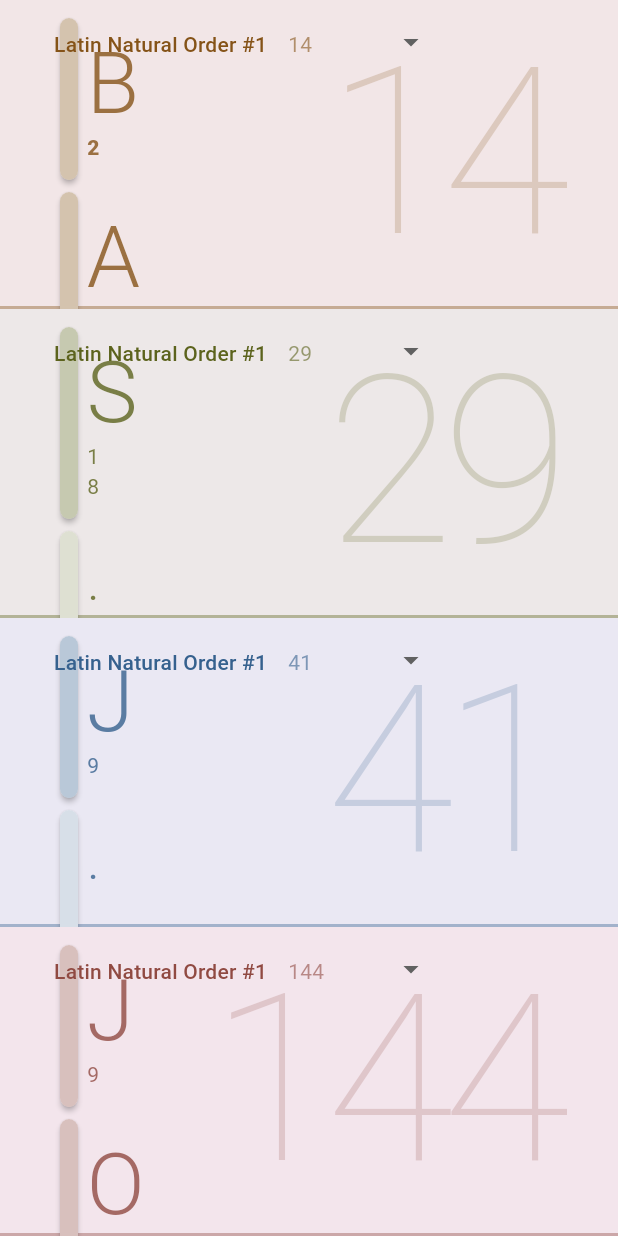
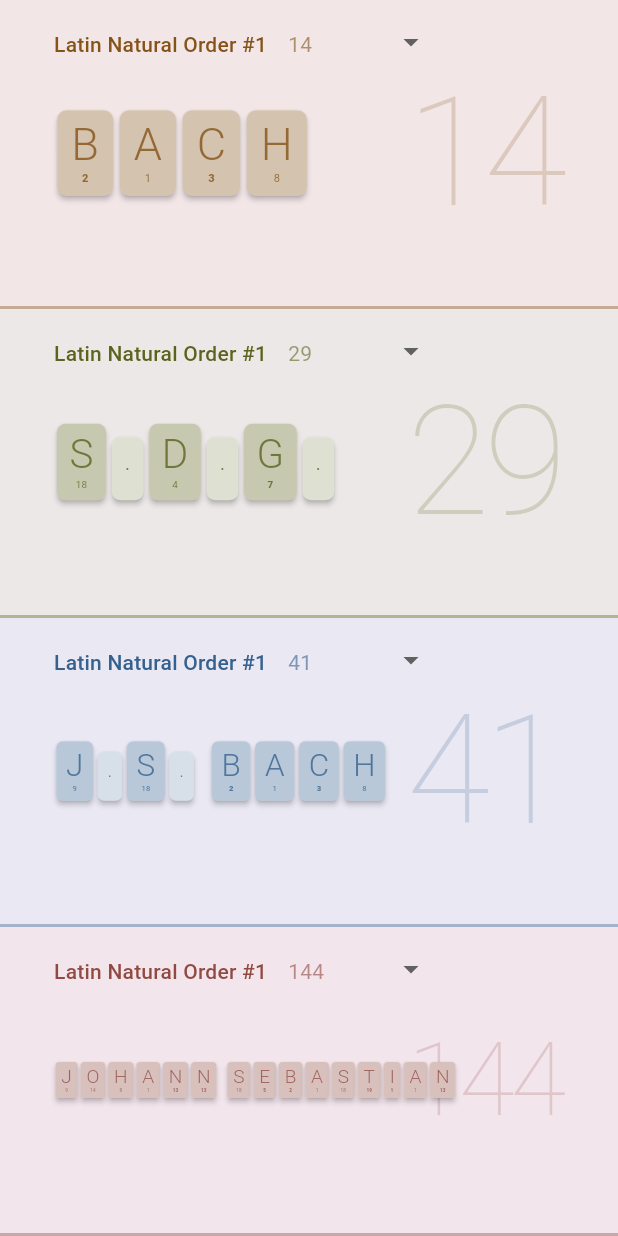
Before and after one commit to albertms10/note_names, a Flutter app: the screen it shows after launch, on a phone screen of 412 x 824 dp. Run offline on Flutter 3.47's test engine with Material 2 defaults, Android fonts, the light colour scheme and no system bars; our stand-ins replace diacritic.

Commit message:
feat(name_section): improve value number size responsiveness

```diff
--- a/lib/widgets/name_section.dart
+++ b/lib/widgets/name_section.dart
@@ -42,14 +42,21 @@
             clipBehavior: Clip.antiAlias,
             child: Stack(
               children: [
-                _NameSectionValue(value: name.value, color: color),
-                Padding(
+                Align(
+                  alignment: AlignmentDirectional.centerEnd,
+                  child: _NameSectionValue(value: name.value, color: color),
+                ),
+                Center(
+                  child: FittedBox(
+                    child: Padding(
                       padding: const EdgeInsetsDirectional.only(
                         top: 12,
                         end: 320,
                         bottom: 12,
                       ),
                       child: NameLabels(name: name),
+                    ),
+                  ),
                 ),
                 SizedBox(
                   width: 250,
@@ -85,17 +92,21 @@
   Widget build(BuildContext context) {
     final theme = Theme.of(context);
 
-    return Align(
+    return SizedBox(
+      width: MediaQuery.of(context).size.width / 4,
+      child: FittedBox(
+        fit: BoxFit.scaleDown,
         alignment: AlignmentDirectional.centerEnd,
         child: Text(
           '$value',
           style: theme.textTheme.displayLarge?.copyWith(
-          fontSize: 156,
+            fontSize: 200,
             fontWeight: FontWeight.w100,
             color: color.withOpacity(0.2),
             letterSpacing: -8,
           ),
         ),
+      ),
     );
   }
 }
```
Lines whose indentation alone changed are shown as unchanged.
